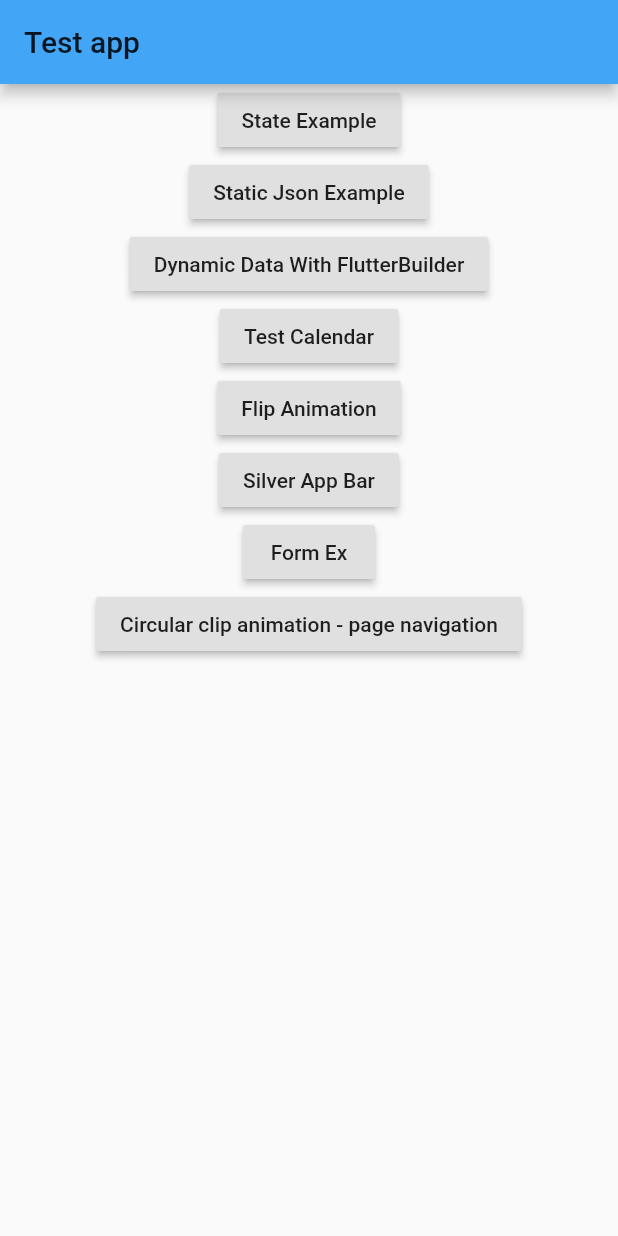
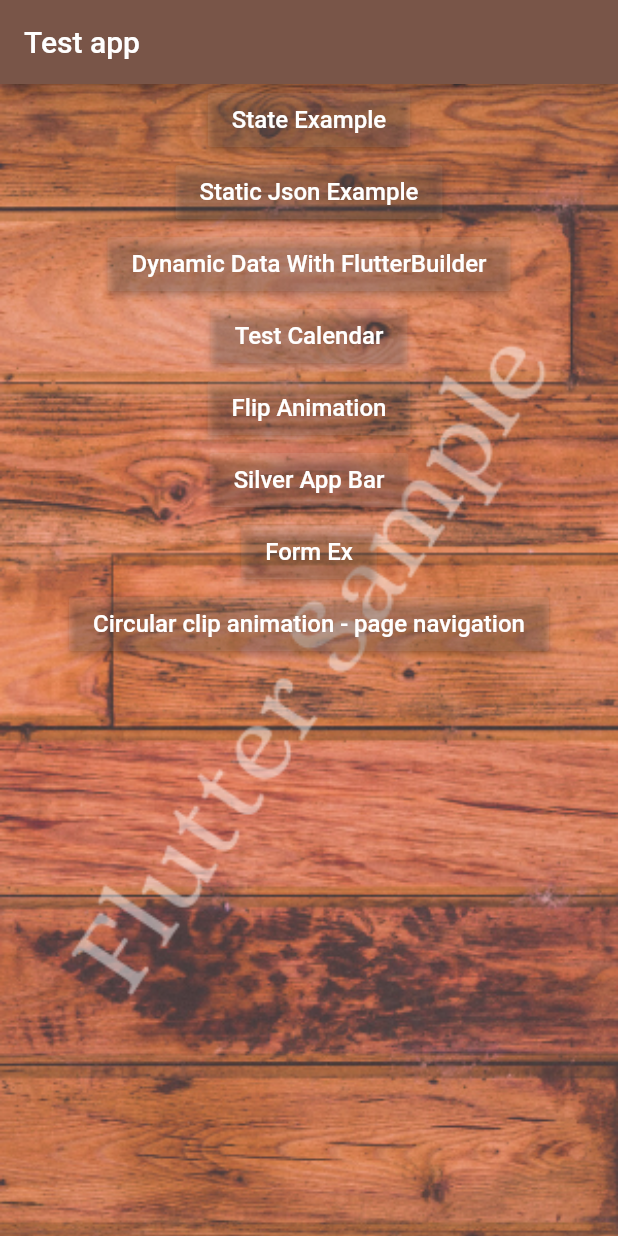
Before and after one commit to pravnviji/Flutter, a Flutter app: the screen it shows after launch, on a phone screen of 412 x 824 dp. Run offline on Flutter 3.47's test engine with Material 2 defaults, Android fonts, the phone set to English and light mode, and no system bars; missing offline and left inert: circular_clip_route.

Commit message:
Working good emulator and Devices.

```diff
--- a/lib/contact/contactlistpage.dart
+++ b/lib/contact/contactlistpage.dart
@@ -86,8 +86,8 @@ class AvatarHero extends StatelessWidget {
           shape: BoxShape.circle,
         ),
         clipBehavior: Clip.antiAlias,
-        child: Image.asset(
-          contactInfo.avatarAsset,
+        child: Image(
+          image: AssetImage(contactInfo.avatarAsset),
           fit: BoxFit.cover,
         ),
       ),
--- a/lib/intro.dart
+++ b/lib/intro.dart
@@ -22,42 +22,56 @@ class _IntroPageState extends State<IntroPage> {
   Widget build(BuildContext context) {
     return Scaffold(
         appBar: AppBar(title: Text(widget.title)),
-      body: Center(
+        body: Container(
+            decoration: BoxDecoration(
+              image: DecorationImage(
+                image: AssetImage("assets/images/bg.png"),
+                fit: BoxFit.cover,
+              ),
+            ),
+            child: Center(
                 child: Column(children: <Widget>[
               RaisedButton(
+                color: Colors.brown[100].withOpacity(0.1),
                 onPressed: _fireStateFunction,
-          child: (Text('State Example')),
+                child: (Text('State Example',style: TextStyle(color: Colors.white, fontSize: 16),)),
               ),
               RaisedButton(
                 onPressed: _staticJsonAction,
-          child: (Text('Static Json Example')),
+                color: Colors.brown[100].withOpacity(0.1),
+                child: (Text('Static Json Example',style: TextStyle(color: Colors.white, fontSize: 16),)),
               ),
               RaisedButton(
                 onPressed: _dynamicDataction,
-          child: (Text('Dynamic Data With FlutterBuilder')),
+                color: Colors.brown[100].withOpacity(0.1),
+                child: (Text('Dynamic Data With FlutterBuilder',style: TextStyle(color: Colors.white, fontSize: 16),)),
               ),
               RaisedButton(
                 onPressed: _testCalendarAction,
-          child: (Text('Test Calendar')),
+                color: Colors.brown[100].withOpacity(0.1),
+                child: (Text('Test Calendar',style: TextStyle(color: Colors.white, fontSize: 16),)),
               ),
               RaisedButton(
                 onPressed: _flipAnimationAction,
-          child: (Text('Flip Animation')),
+                color: Colors.brown[100].withOpacity(0.1),
+                child: (Text('Flip Animation',style: TextStyle(color: Colors.white, fontSize: 16),)),
               ),
               RaisedButton(
                 onPressed: _silverAppAction,
-          child: (Text('Silver App Bar')),
+                color: Colors.brown[100].withOpacity(0.1),
+                child: (Text('Silver App Bar',style: TextStyle(color: Colors.white, fontSize: 16),)),
               ),
               RaisedButton(
                 onPressed: _userFormAction,
-          child: (Text('Form Ex')),
+                color: Colors.brown[100].withOpacity(0.1),
+                child: (Text('Form Ex',style: TextStyle(color: Colors.white, fontSize: 16),)),
               ),
               RaisedButton(
                 onPressed: _circularClipAction,
-          child: (Text('Circular clip animation - page navigation')),
+                color: Colors.brown[100].withOpacity(0.1),
+                child: (Text('Circular clip animation - page navigation',style: TextStyle(color: Colors.white, fontSize: 16),)),
               )
-      ])),
-    );
+            ]))));
   }
 
   void _fireStateFunction() {
--- a/lib/main.dart
+++ b/lib/main.dart
@@ -22,13 +22,14 @@ class _MyAppState extends State<MyApp> {
   @override
   Widget build(BuildContext context) {
     return MaterialApp(
+      debugShowCheckedModeBanner: false,
       home: IntroPage(title: 'Test app'),
       theme: ThemeData(
-          primaryColor: Colors.blue[400],
-          accentColor: Colors.green,
+          primaryColor: Colors.brown,
+          accentColor: Colors.white,
           textTheme: TextTheme(bodyText2: TextStyle(color: Colors.purple)),
           inputDecorationTheme: const InputDecorationTheme(
-            labelStyle: TextStyle(color: Colors.blueAccent),
+            labelStyle: TextStyle(color: Colors.brown),
             hintStyle: TextStyle(color: Colors.black26),
             border: OutlineInputBorder(
               borderSide: BorderSide(
--- a/lib/silverapp.dart
+++ b/lib/silverapp.dart
@@ -21,7 +21,7 @@ class _SilverAppExample extends State<SilverAppExample> {
   }
 
   Future<String> _loadStudentAsset() async {
-    return await rootBundle.loadString('../assets/mock/Student.json');
+    return await rootBundle.loadString('assets/mock/Student.json');
   }
 
   void _loadStudent() {
@@ -45,7 +45,7 @@ class _SilverAppExample extends State<SilverAppExample> {
             pinned: true,
             flexibleSpace: FlexibleSpaceBar(
                 centerTitle: true,
-                title: Text("Collapsing Toolbar",
+                title: Text("Collapsing Toolbars ",
                     style: TextStyle(
                       color: Colors.white,
                       fontSize: 16.0,
--- a/lib/staticjson.dart
+++ b/lib/staticjson.dart
@@ -1,7 +1,6 @@
 import 'dart:async';
 import 'dart:convert';
 
-import 'package:NewFlutterApp/HexColor.dart';
 import 'package:flutter/material.dart';
 import 'package:flutter/services.dart' show rootBundle;
 import 'package:NewFlutterApp/model/StudentModel.dart';
@@ -47,7 +46,7 @@ class _StaticJson extends State<StaticJson> {
             runSpacing: 20.0,
             children: [
               ConstrainedBox(
-                  constraints: new BoxConstraints.tight(Size(800.0, 800.0)),
+                  constraints: new BoxConstraints.tight(Size(MediaQuery.of(context).size.width, 800.0)),
                   child: Stack(
                     children: <Widget>[
                       Positioned.fill(
@@ -194,7 +193,7 @@ class _StaticJson extends State<StaticJson> {
   }
 
   Future<String> _loadStudentAsset() async {
-    return await rootBundle.loadString('../assets/mock/Student.json');
+    return await rootBundle.loadString('assets/mock/Student.json');
   }
 
   void _loadStudent() {
--- a/lib/userform.dart
+++ b/lib/userform.dart
@@ -1,5 +1,3 @@
-import 'dart:developer';
-
 import 'package:NewFlutterApp/model/EmployeeModel.dart';
 import 'package:NewFlutterApp/userformresult.dart';
 import 'package:NewFlutterApp/utils/customtextfield.dart';
--- a/pubspec.yaml
+++ b/pubspec.yaml
@@ -42,6 +42,11 @@ dev_dependencies:
 
 # The following section is specific to Flutter.
 flutter:
+  assets:
+    - assets/images/avatars/
+    - assets/images/
+    - assets/images/avatars/carolyn.jpg
+    - assets/mock/
 
   # The following line ensures that the Material Icons font is
   # included with your application, so that you can use the icons in
```
Also changed, not shown: lib/model/ContactInfoModel.dart (+5 -5 lines), lib/result.dart (+7 -2 lines), lib/testcalendar.dart (+39 -5 lines), assets/images/bg.png (added), assets/images/diamond.png (added), pubspec.lock, 8 other files. Lines whose indentation alone changed are shown as unchanged.
